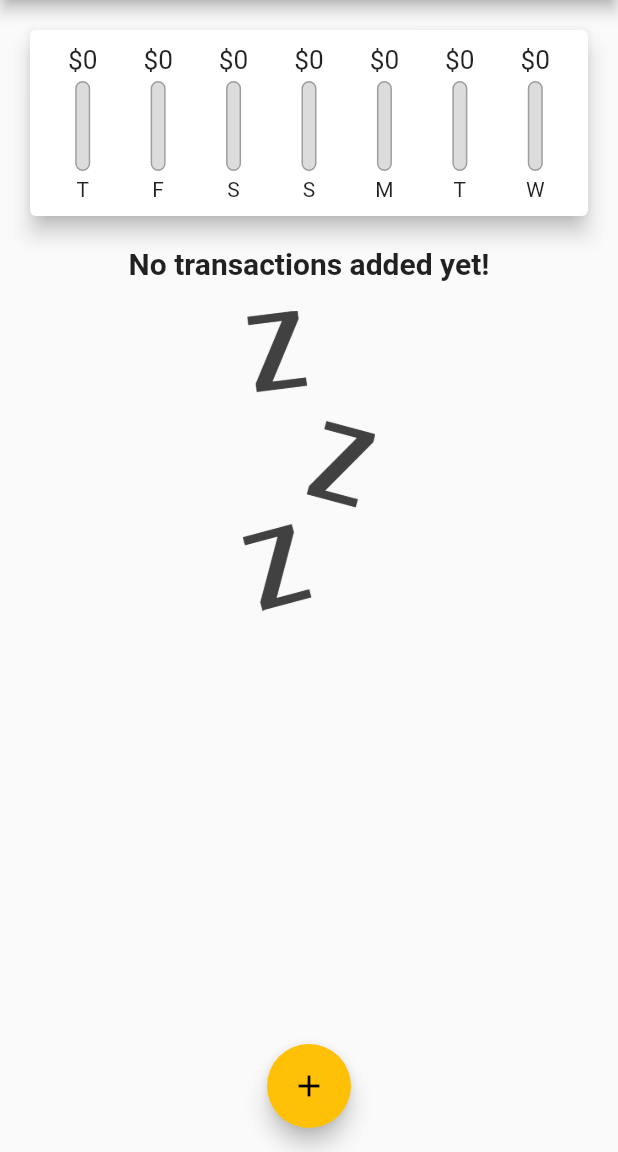
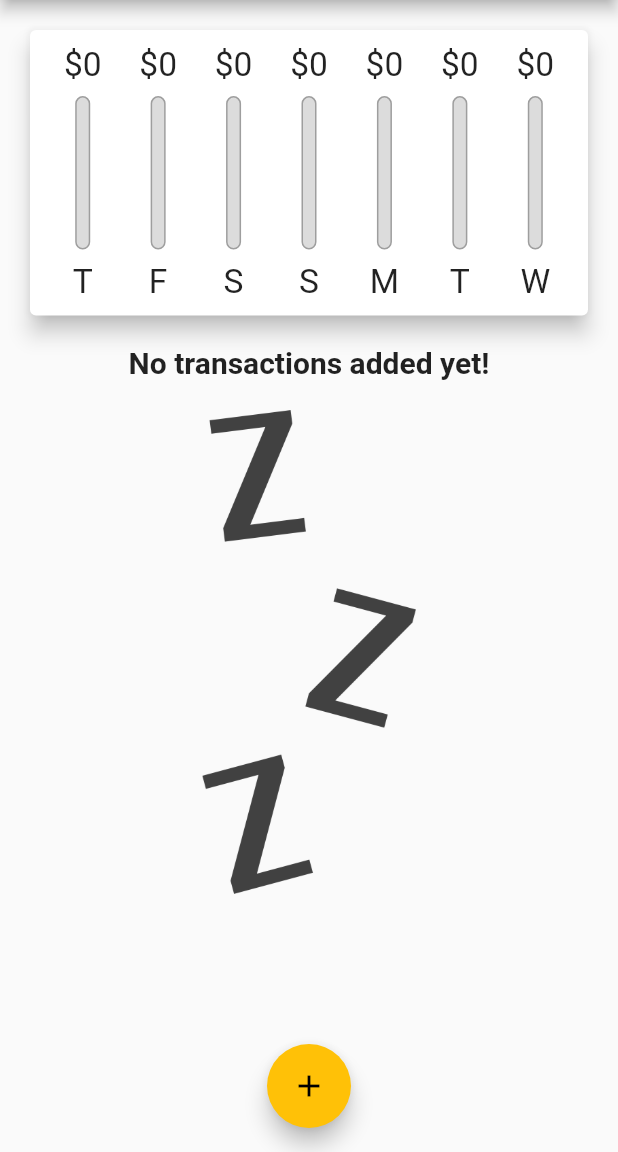
Before and after one commit to KyawThu082/Expense-App, a Flutter app: the screen it shows after launch, on a phone screen of 412 x 824 dp, the part 84-1236 px from its top. Run offline on Flutter 3.47's test engine with Material 2 defaults, Android fonts, the phone set to English and light mode, and no system bars; missing offline and left inert: dart:ffi; Roboto replaces fonts that are missing (OpenSans).

Commit message:
10th commit

```diff
--- a/lib/main.dart
+++ b/lib/main.dart
@@ -1,4 +1,5 @@
 import 'package:flutter/material.dart';
+import 'package:flutter/services.dart';
 
 import './widgets/transaction_list.dart';
 import './widgets/new_transaction.dart';
@@ -60,6 +61,8 @@ class _MyHomePageState extends State<MyHomePage> {
     // ),
   ];
 
+  bool _showChart = false;
+
   List<Transaction> get _recentTransactions {
     return _userTransactions.where((tx) {
       return tx.date.isAfter(
@@ -106,8 +109,9 @@ class _MyHomePageState extends State<MyHomePage> {
 
   @override
   Widget build(BuildContext context) {
-    return Scaffold(
-      appBar: AppBar(
+    final isLandscape =
+        MediaQuery.of(context).orientation == Orientation.landscape;
+    final appBar = AppBar(
       title: Text('Personal Expenses'),
       actions: <Widget>[
         IconButton(
@@ -115,14 +119,55 @@ class _MyHomePageState extends State<MyHomePage> {
           icon: Icon(Icons.add),
         ),
       ],
-      ),
+    );
+    final txListWidget = Container(
+      height: (MediaQuery.of(context).size.height -
+              appBar.preferredSize.height -
+              MediaQuery.of(context).padding.top) *
+          0.7,
+      child: TransactionList(_userTransactions, _deleteTransaction),
+    );
+    return Scaffold(
+      appBar: appBar,
       body: SingleChildScrollView(
         child: Column(
           // mainAxisAlignment: MainAxisAlignment.start,
           crossAxisAlignment: CrossAxisAlignment.stretch,
           children: <Widget>[
-            Chart(_recentTransactions),
-            TransactionList(_userTransactions, _deleteTransaction),
+            if (isLandscape)
+              Row(
+                mainAxisAlignment: MainAxisAlignment.center,
+                children: <Widget>[
+                  Text('Show Chart'),
+                  Switch(
+                    value: _showChart,
+                    onChanged: (val) {
+                      setState(() {
+                        _showChart = val;
+                      });
+                    },
+                  ),
+                ],
+              ),
+            if (!isLandscape)
+              Container(
+                height: (MediaQuery.of(context).size.height -
+                        appBar.preferredSize.height -
+                        MediaQuery.of(context).padding.top) *
+                    0.3,
+                child: Chart(_recentTransactions),
+              ),
+            if (!isLandscape) txListWidget,
+            if (isLandscape)
+              _showChart
+                  ? Container(
+                      height: (MediaQuery.of(context).size.height -
+                              appBar.preferredSize.height -
+                              MediaQuery.of(context).padding.top) *
+                          0.7,
+                      child: Chart(_recentTransactions),
+                    )
+                  : txListWidget
           ],
         ),
       ),
--- a/lib/widgets/chart_bar.dart
+++ b/lib/widgets/chart_bar.dart
@@ -9,19 +9,21 @@ class ChartBar extends StatelessWidget {
 
   @override
   Widget build(BuildContext context) {
+    return LayoutBuilder(
+      builder: (ctx, constraints) {
         return Column(
           children: <Widget>[
             Container(
-          height: 20,
+              height: constraints.maxHeight * 0.15,
               child: FittedBox(
                 child: Text('\$${spendingAmount.toStringAsFixed(0)}'),
               ),
             ),
             SizedBox(
-          height: 4,
+              height: constraints.maxHeight * 0.05,
             ),
             Container(
-          height: 60,
+              height: constraints.maxHeight * 0.6,
               width: 10,
               child: Stack(children: <Widget>[
                 Container(
@@ -43,10 +45,17 @@ class ChartBar extends StatelessWidget {
               ]),
             ),
             SizedBox(
-          height: 4,
+              height: constraints.maxHeight * 0.05,
             ),
-        Text(label),
+            Container(
+              height: constraints.maxHeight * 0.15,
+              child: FittedBox(
+                child: Text(label),
+              ),
+            ),
           ],
+        );
+      },
     );
   }
 }
--- a/lib/widgets/transaction_list.dart
+++ b/lib/widgets/transaction_list.dart
@@ -12,10 +12,9 @@ class TransactionList extends StatelessWidget {
 
   @override
   Widget build(BuildContext context) {
-    return Container(
-      height: 435,
-      child: transactions.isEmpty
-          ? Column(
+    return transactions.isEmpty
+        ? LayoutBuilder(builder: (ctx, constraints) {
+            return Column(
               children: <Widget>[
                 Text(
                   'No transactions added yet!',
@@ -25,14 +24,15 @@ class TransactionList extends StatelessWidget {
                   height: 20,
                 ),
                 Container(
-                  height: 200,
+                  height: constraints.maxHeight * 0.6,
                   child: Image.asset(
                     'assets/images/waiting.png',
                     fit: BoxFit.cover,
                   ),
                 ),
               ],
-            )
+            );
+          })
         : ListView.builder(
             itemBuilder: (ctx, index) {
               return Card(
@@ -67,7 +67,6 @@ class TransactionList extends StatelessWidget {
               );
             },
             itemCount: transactions.length,
-            ),
           );
   }
 }
```
Lines whose indentation alone changed are shown as unchanged.
